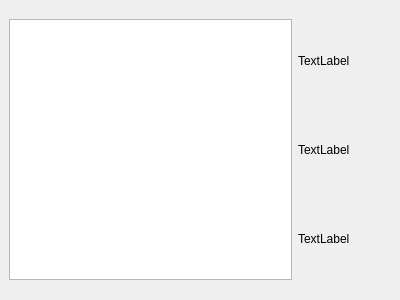
Before: the Qt Designer form src/modules/packagechooser/page_package.ui in calamares/calamares, drawn with Qt 5.
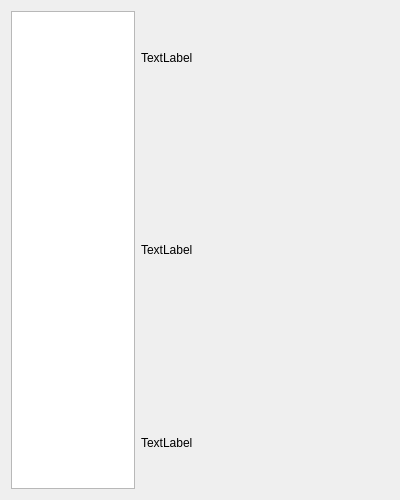
After: the same form once the commit is applied.

Commit message: [packagechooser] Massage layout a bit

What changed in the file:
```diff
--- a/src/modules/packagechooser/page_package.ui
+++ b/src/modules/packagechooser/page_package.ui
@@ -7,27 +7,33 @@
     <x>0</x>
     <y>0</y>
     <width>400</width>
-    <height>300</height>
+    <height>500</height>
    </rect>
   </property>
+  <property name="sizePolicy">
+   <sizepolicy hsizetype="MinimumExpanding" vsizetype="MinimumExpanding">
+    <horstretch>0</horstretch>
+    <verstretch>1</verstretch>
+   </sizepolicy>
+  </property>
   <property name="windowTitle">
    <string>Form</string>
   </property>
-  <widget class="QWidget" name="horizontalLayoutWidget">
-   <property name="geometry">
-    <rect>
-     <x>9</x>
-     <y>19</y>
-     <width>341</width>
-     <height>261</height>
-    </rect>
-   </property>
-   <layout class="QHBoxLayout" name="horizontalLayout">
-    <item>
-     <widget class="QListView" name="products"/>
+  <layout class="QHBoxLayout" name="horizontalLayout_2">
+   <item>
+    <layout class="QHBoxLayout" name="horizontalLayout" stretch="1,2">
+     <item>
+      <widget class="QListView" name="products">
+       <property name="sizePolicy">
+        <sizepolicy hsizetype="Expanding" vsizetype="Expanding">
+         <horstretch>0</horstretch>
+         <verstretch>1</verstretch>
+        </sizepolicy>
+       </property>
+      </widget>
     </item>
     <item>
-     <layout class="QVBoxLayout" name="verticalLayout">
+      <layout class="QVBoxLayout" name="verticalLayout" stretch="1,3,1">
       <item>
        <widget class="QLabel" name="productName">
         <property name="text">
@@ -52,7 +58,8 @@
      </layout>
     </item>
    </layout>
-  </widget>
+   </item>
+  </layout>
  </widget>
  <resources/>
  <connections/>
```
Left out of the diff: 2 changed lines with no effect on the pictures. Lines whose indentation alone changed are shown as unchanged.
